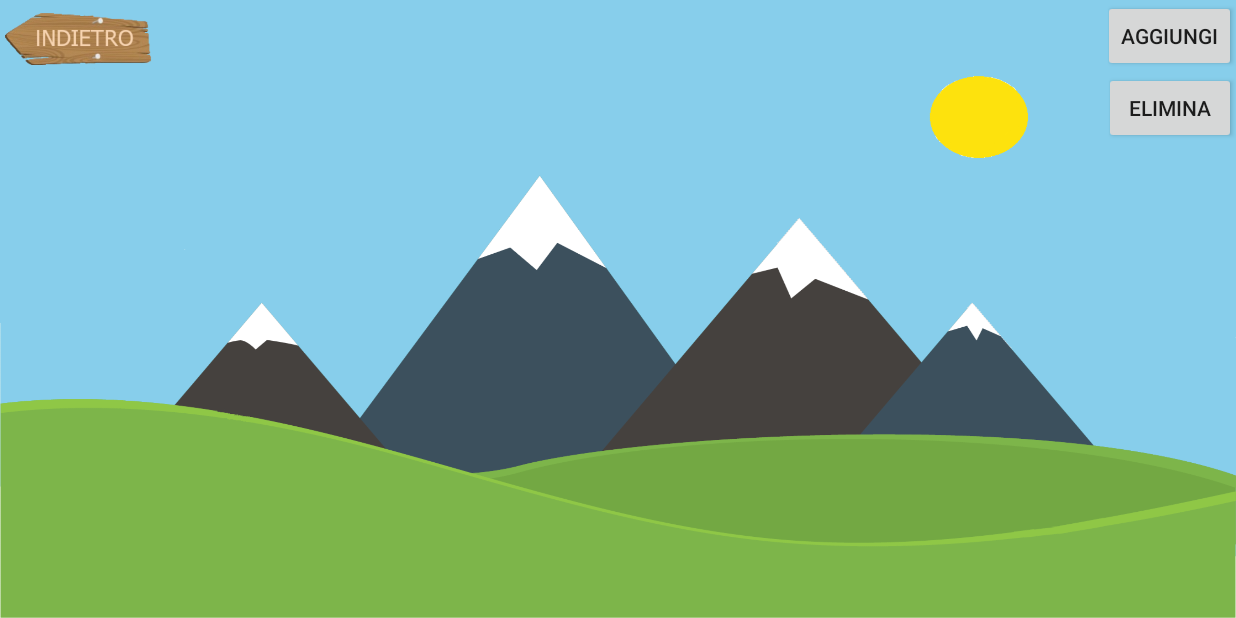
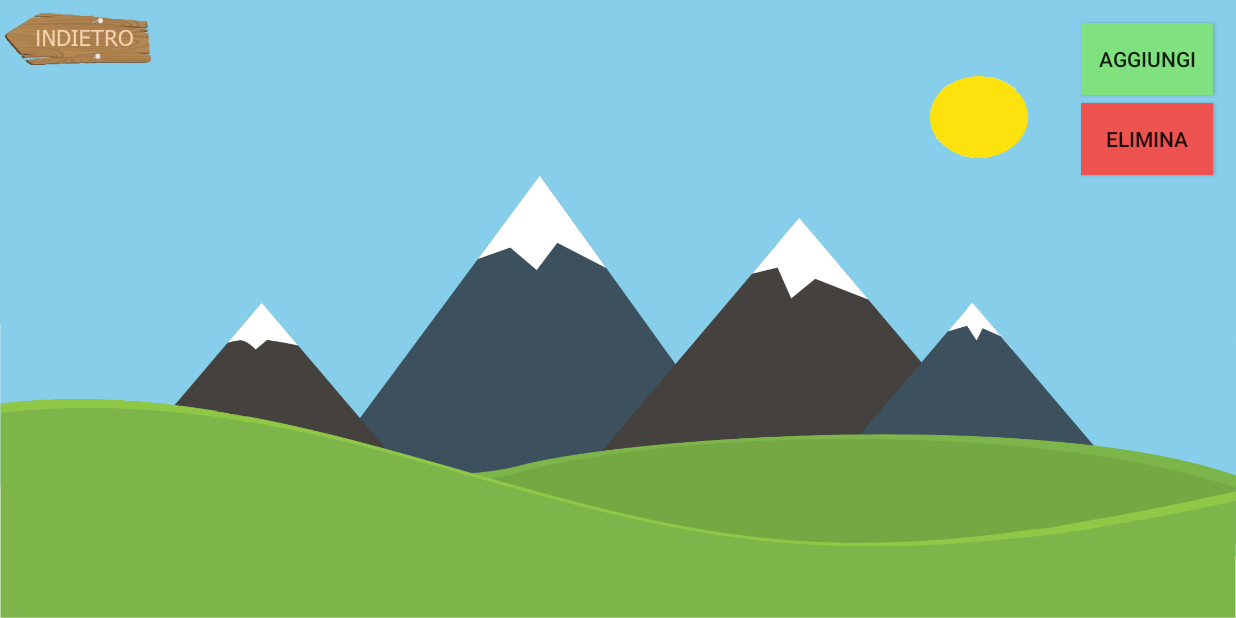
Before and after one commit to ElisaTronetti/DegreeProject, an Android app: the GardenActivity screen opened directly, with no data from a screen before it, on a phone screen of 824 x 412 dp (held sideways). Run offline under Robolectric (Android 15) with nearby library versions, the phone set to English and light mode, and no system bars; our stand-ins replace Picasso, Room's generated code; network calls fail; pictures from the network do not load.

Commit message:
Added delete and add buttons color

```diff
--- a/DegreeApp/app/src/main/res/layout/activity_garden.xml
+++ b/DegreeApp/app/src/main/res/layout/activity_garden.xml
@@ -2,7 +2,6 @@
 <androidx.constraintlayout.widget.ConstraintLayout
     xmlns:android="http://schemas.android.com/apk/res/android"
     xmlns:app="http://schemas.android.com/apk/res-auto"
-    xmlns:tools="http://schemas.android.com/tools"
     android:layout_width="match_parent"
     android:layout_height="match_parent"
     android:id="@+id/garden_layout"
@@ -29,14 +28,20 @@
         android:layout_height="wrap_content"
         android:text="@string/aggiungi"
         app:layout_constraintEnd_toEndOf="parent"
-        app:layout_constraintTop_toTopOf="parent" />
+        app:layout_constraintTop_toTopOf="parent"
+        android:layout_margin="15dp"
+        android:background="@color/add_button"/>
 
     <Button
         android:id="@+id/garden_delete"
-        android:layout_width="wrap_content"
+        android:layout_width="0dp"
         android:layout_height="wrap_content"
-        android:text="Elimina"
+        android:text="@string/elimina"
         app:layout_constraintEnd_toEndOf="parent"
-        app:layout_constraintTop_toBottomOf="@+id/garden_add" />
+        app:layout_constraintStart_toStartOf="@+id/garden_add"
+        app:layout_constraintTop_toBottomOf="@+id/garden_add"
+        android:layout_marginEnd="15dp"
+        android:layout_marginTop="5dp"
+        android:background="@color/delete_button"/>
 
 </androidx.constraintlayout.widget.ConstraintLayout>
--- a/DegreeApp/app/src/main/res/values/colors.xml
+++ b/DegreeApp/app/src/main/res/values/colors.xml
@@ -12,4 +12,7 @@
     <color name="settings">#373737</color>
     <color name="book_main">#321911</color>
     <color name="book_second">#5d4037</color>
+
+    <color name="add_button">#80e27e</color>
+    <color name="delete_button">#ef5350</color>
 </resources>
--- a/DegreeApp/app/src/main/res/values/strings.xml
+++ b/DegreeApp/app/src/main/res/values/strings.xml
@@ -19,4 +19,5 @@
     <string name="capito">CAPITO</string>
     <string name="sbloccato_il">Sbloccato il:</string>
     <string name="tempo">Tempo</string>
+    <string name="elimina">Elimina</string>
 </resources>
```
